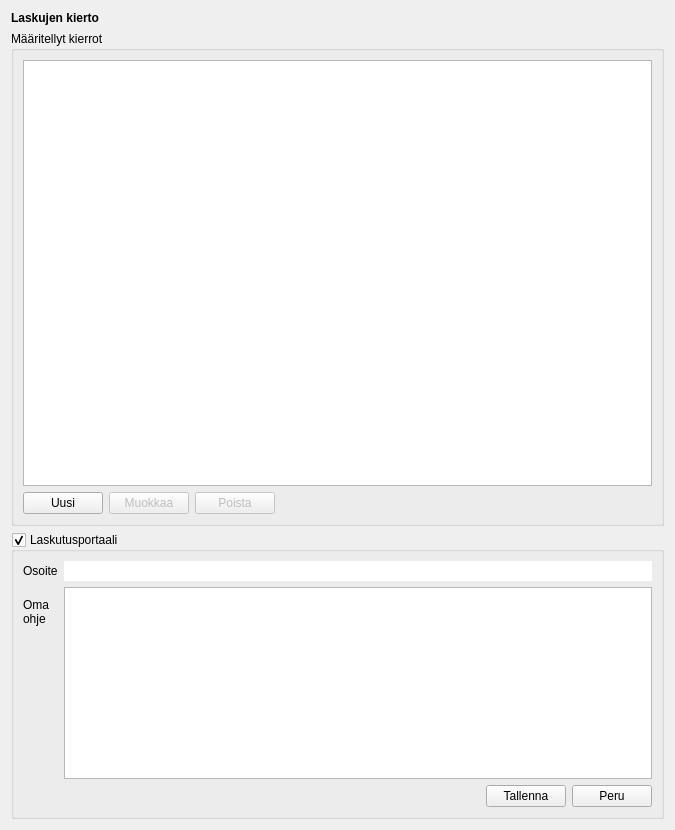
This is kitsas/kierto/kiertomaaritys.ui in artoh/kitupiikki as Qt 5 draws it before an edit. The edited form follows.
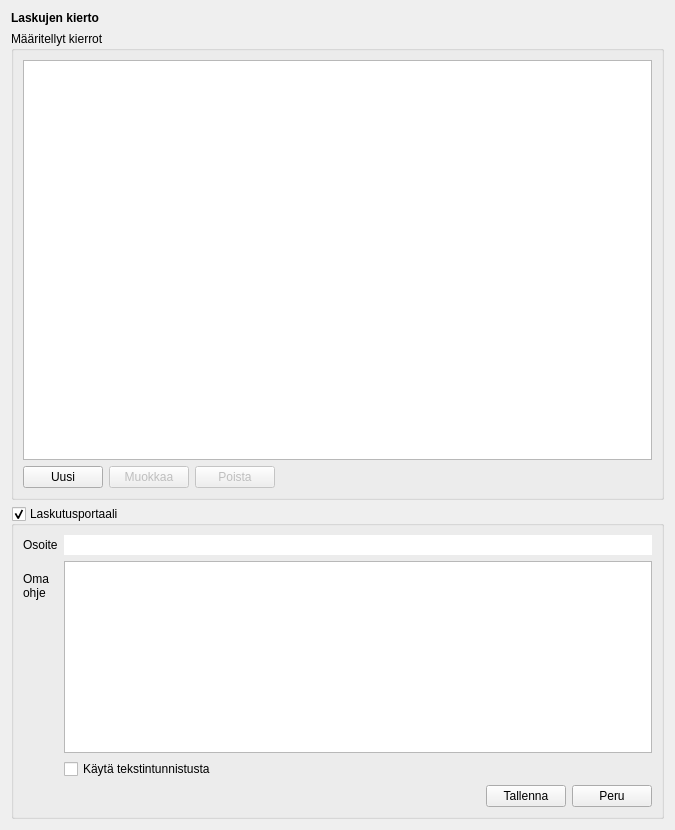
This is the edited form. Icons and pictures are not drawn.

```diff
--- a/kitsas/kierto/kiertomaaritys.ui
+++ b/kitsas/kierto/kiertomaaritys.ui
@@ -140,6 +140,17 @@
         <item row="1" column="1">
          <widget class="QPlainTextEdit" name="alatunnisteEdit"/>
         </item>
+        <item row="2" column="1">
+         <widget class="QCheckBox" name="ocrCheck">
+          <property name="text">
+           <string>Käytä tekstintunnistusta</string>
+          </property>
+          <property name="icon">
+           <iconset resource="../pic/pic.qrc">
+            <normaloff>:/pic/teksti.png</normaloff>:/pic/teksti.png</iconset>
+          </property>
+         </widget>
+        </item>
        </layout>
       </item>
       <item>
```
